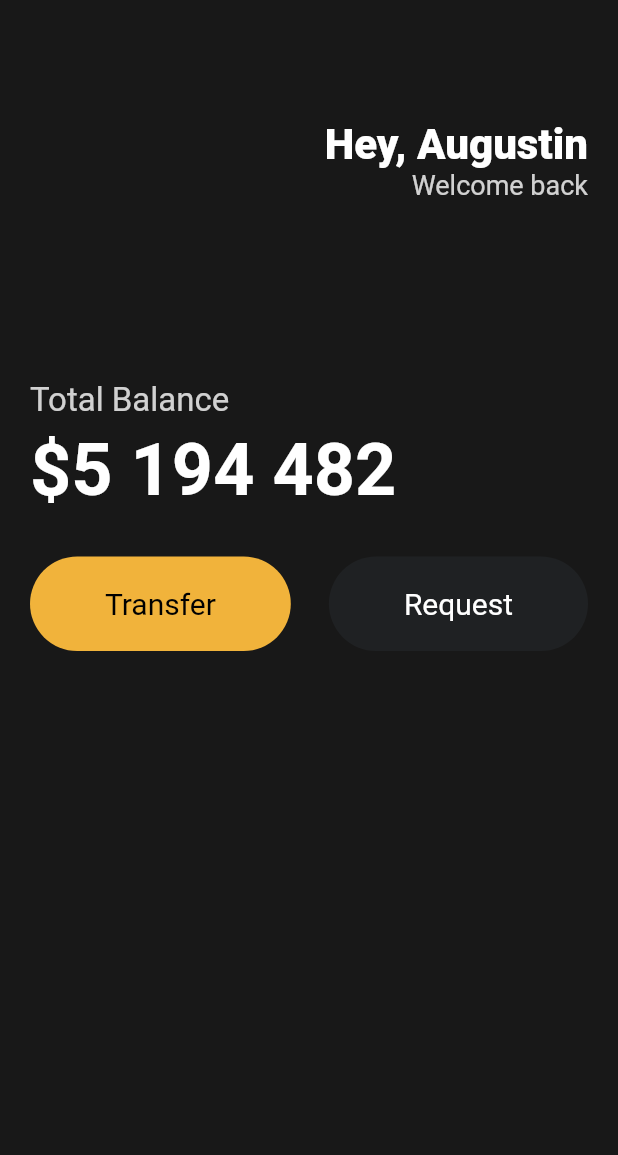
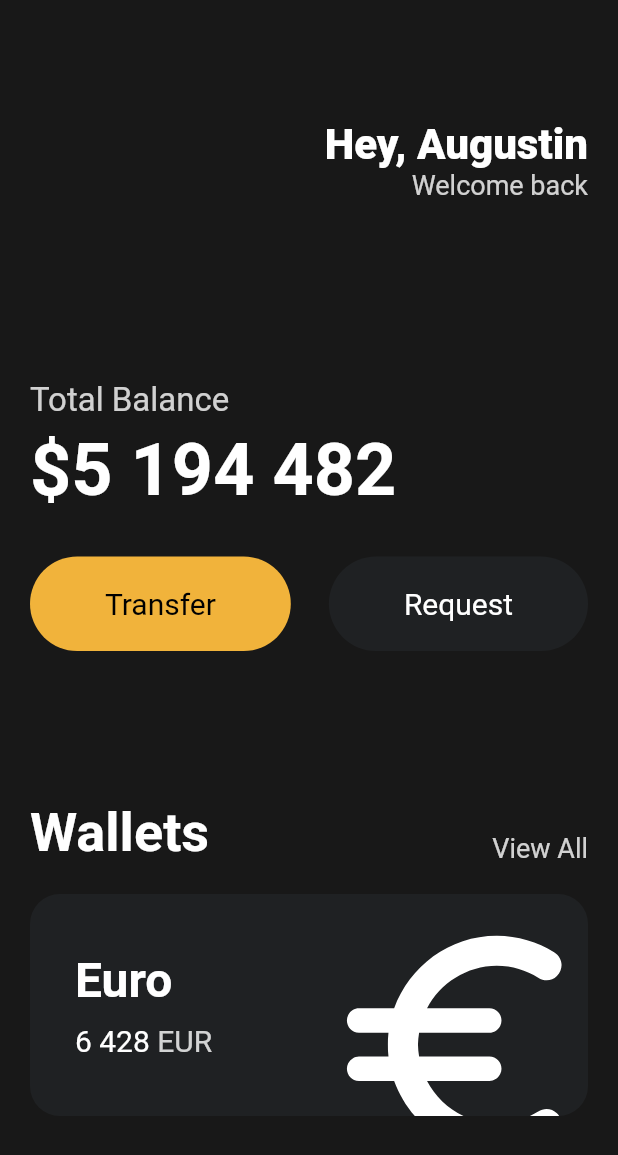
Before and after one commit to augustinLib/Throw-Dart-At-Flutter, a Flutter app: the screen it shows after launch, on a phone screen of 412 x 824 dp. Shown: the top 1155 px of the screen. Run offline on Flutter 3.47's test engine with Material 2 defaults, Android fonts, the phone set to English and light mode, and no system bars.

Commit message:
Feat: Add studied contents

```diff
--- a/flutter/webtoon_proto/lib/main.dart
+++ b/flutter/webtoon_proto/lib/main.dart
@@ -105,7 +105,101 @@ class App extends StatelessWidget {
                     textcolor: Colors.white,
                   ),
                 ],
-              )
+              ),
+              const SizedBox(
+                height: 100,
+              ),
+              Row(
+                crossAxisAlignment: CrossAxisAlignment.end,
+                mainAxisAlignment: MainAxisAlignment.spaceBetween,
+                children: [
+                  const Text(
+                    "Wallets",
+                    style: TextStyle(
+                      color: Colors.white,
+                      fontSize: 36,
+                      fontWeight: FontWeight.w600,
+                    ),
+                  ),
+                  Text(
+                    "View All",
+                    style: TextStyle(
+                      color: Colors.white.withOpacity(0.8),
+                      fontSize: 18,
+                    ),
+                  ),
+                ],
+              ),
+              const SizedBox(
+                height: 20,
+              ),
+              Container(
+                // clipBehavior : child가 container의 영역을 벗어나면 어떻게 할지 정하는 속성
+                // Clip.harEdge : child가 container의 영역을 벗어나면 container의 영역을 벗어난 부분을 자른다.
+                clipBehavior: Clip.hardEdge,
+                decoration: BoxDecoration(
+                  color: const Color(0xFF1F2123),
+                  borderRadius: BorderRadius.circular(20),
+                ),
+                child: Padding(
+                  padding: const EdgeInsets.all(30),
+                  child: Row(
+                    mainAxisAlignment: MainAxisAlignment.spaceBetween,
+                    children: [
+                      Column(
+                        crossAxisAlignment: CrossAxisAlignment.start,
+                        children: [
+                          const Text(
+                            "Euro",
+                            style: TextStyle(
+                              color: Colors.white,
+                              fontSize: 32,
+                              fontWeight: FontWeight.w600,
+                            ),
+                          ),
+                          const SizedBox(
+                            height: 10,
+                          ),
+                          Row(
+                            children: [
+                              const Text(
+                                "6 428",
+                                style: TextStyle(
+                                  color: Colors.white,
+                                  fontSize: 20,
+                                ),
+                              ),
+                              const SizedBox(
+                                width: 5,
+                              ),
+                              Text(
+                                "EUR",
+                                style: TextStyle(
+                                  color: Colors.white.withOpacity(0.8),
+                                  fontSize: 20,
+                                ),
+                              ),
+                            ],
+                          ),
+                        ],
+                      ),
+                      // 해당 요소만 transform하게 됨으로써 다른 요소에 영향을 미치지 않음
+                      Transform.scale(
+                        scale: 2.2,
+                        child: Transform.translate(
+                          // offset : x, y 좌표를 지정해줌
+                          offset: const Offset(-5, 12),
+                          child: const Icon(
+                            Icons.euro_rounded,
+                            color: Colors.white,
+                            size: 88,
+                          ),
+                        ),
+                      ),
+                    ],
+                  ),
+                ),
+              ),
             ],
           ),
         ),
```
